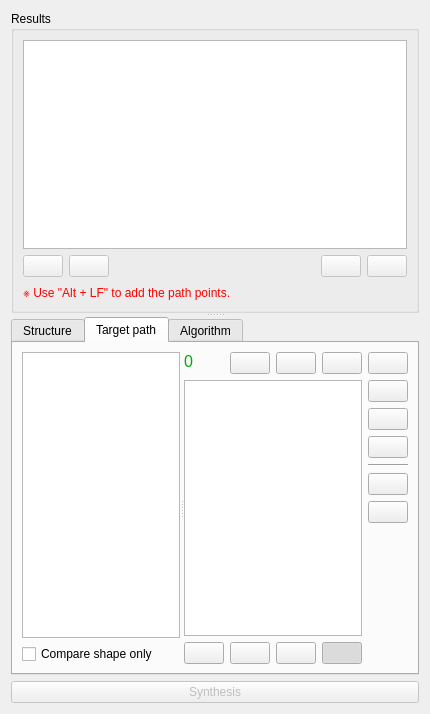
Qt form pyslvs_ui/synthesis/dimensional_synthesis/dimension_widget.ui (KmolYuan/Pyslvs-UI) before a commit.
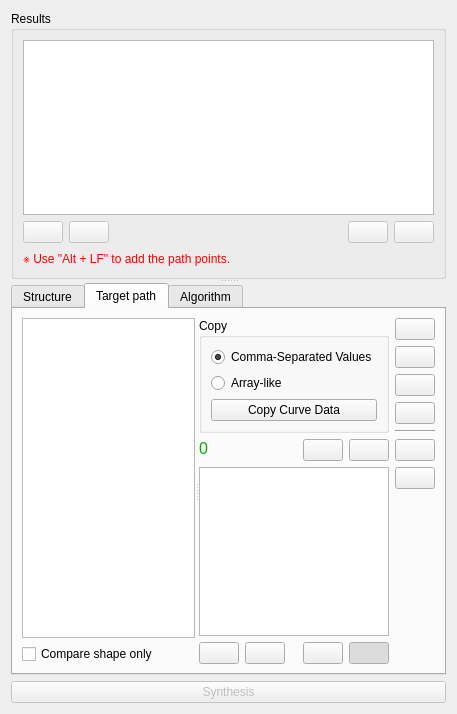
The same form after that commit. The open tabs and pages were chosen to show the change. Icons and pictures are not drawn.

What changed in the file:
```diff
--- a/pyslvs_ui/synthesis/dimensional_synthesis/dimension_widget.ui
+++ b/pyslvs_ui/synthesis/dimensional_synthesis/dimension_widget.ui
@@ -6,7 +6,7 @@
    <rect>
     <x>0</x>
     <y>0</y>
-    <width>430</width>
+    <width>457</width>
     <height>714</height>
    </rect>
   </property>
@@ -256,7 +256,7 @@
        <attribute name="title">
         <string>Target path</string>
        </attribute>
-       <layout class="QVBoxLayout" name="verticalLayout_2">
+       <layout class="QVBoxLayout" name="verticalLayout_5">
         <item>
          <widget class="QSplitter" name="down_splitter">
           <property name="orientation">
@@ -280,6 +280,46 @@
            <layout class="QHBoxLayout" name="horizontalLayout_5">
             <item>
              <layout class="QVBoxLayout" name="verticalLayout_8">
+              <item>
+               <widget class="QGroupBox" name="copy_format_groupbox">
+                <property name="title">
+                 <string>Copy</string>
+                </property>
+                <layout class="QVBoxLayout" name="verticalLayout_2">
+                 <item>
+                  <widget class="QRadioButton" name="copy_as_csv">
+                   <property name="text">
+                    <string>Comma-Separated Values</string>
+                   </property>
+                   <property name="checked">
+                    <bool>true</bool>
+                   </property>
+                  </widget>
+                 </item>
+                 <item>
+                  <widget class="QRadioButton" name="copy_as_array">
+                   <property name="text">
+                    <string>Array-like</string>
+                   </property>
+                  </widget>
+                 </item>
+                 <item>
+                  <widget class="QPushButton" name="path_copy">
+                   <property name="statusTip">
+                    <string>Copy the path data as a string.</string>
+                   </property>
+                   <property name="text">
+                    <string>Copy Curve Data</string>
+                   </property>
+                   <property name="icon">
+                    <iconset>
+                     <normaloff>icons:copy.png</normaloff>icons:copy.png</iconset>
+                   </property>
+                  </widget>
+                 </item>
+                </layout>
+               </widget>
+              </item>
               <item>
                <layout class="QHBoxLayout" name="horizontalLayout_2">
                 <item>
@@ -316,17 +356,6 @@
                   </property>
                  </widget>
                 </item>
-                <item>
-                 <widget class="QPushButton" name="path_copy">
-                  <property name="statusTip">
-                   <string>Copy the path data as a string.</string>
-                  </property>
-                  <property name="icon">
-                   <iconset>
-                    <normaloff>icons:copy.png</normaloff>icons:copy.png</iconset>
-                  </property>
-                 </widget>
-                </item>
                 <item>
                  <widget class="QPushButton" name="path_clear">
                   <property name="statusTip">
```
Left out of the diff: 1 changed line with no effect on the pictures.
